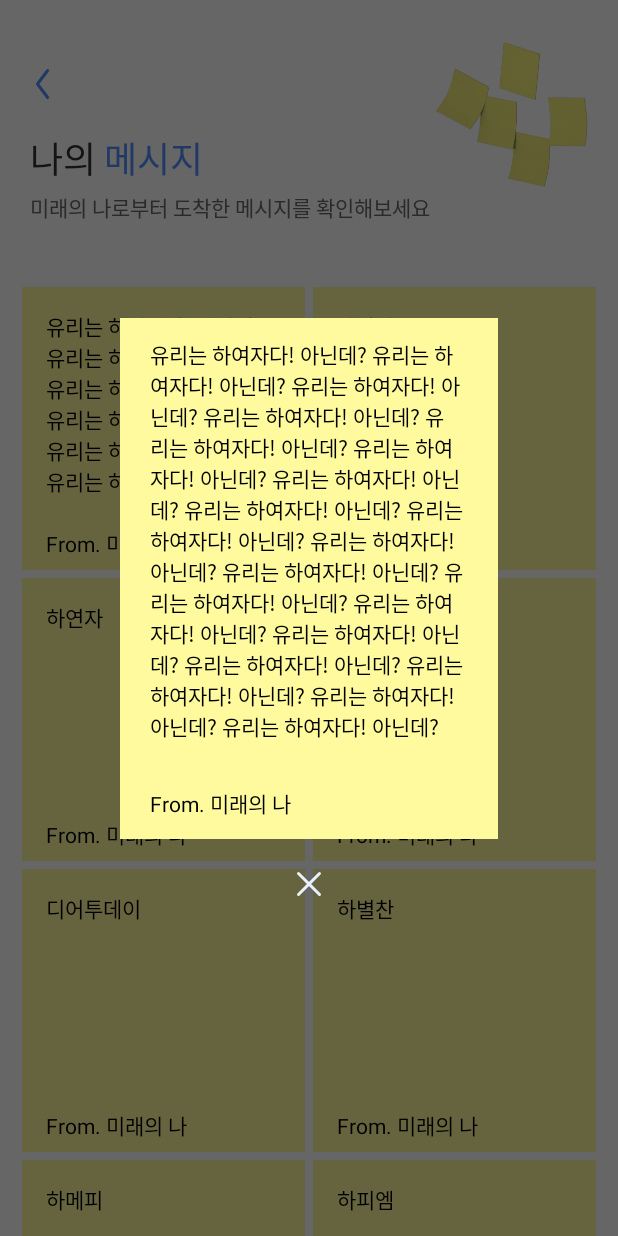
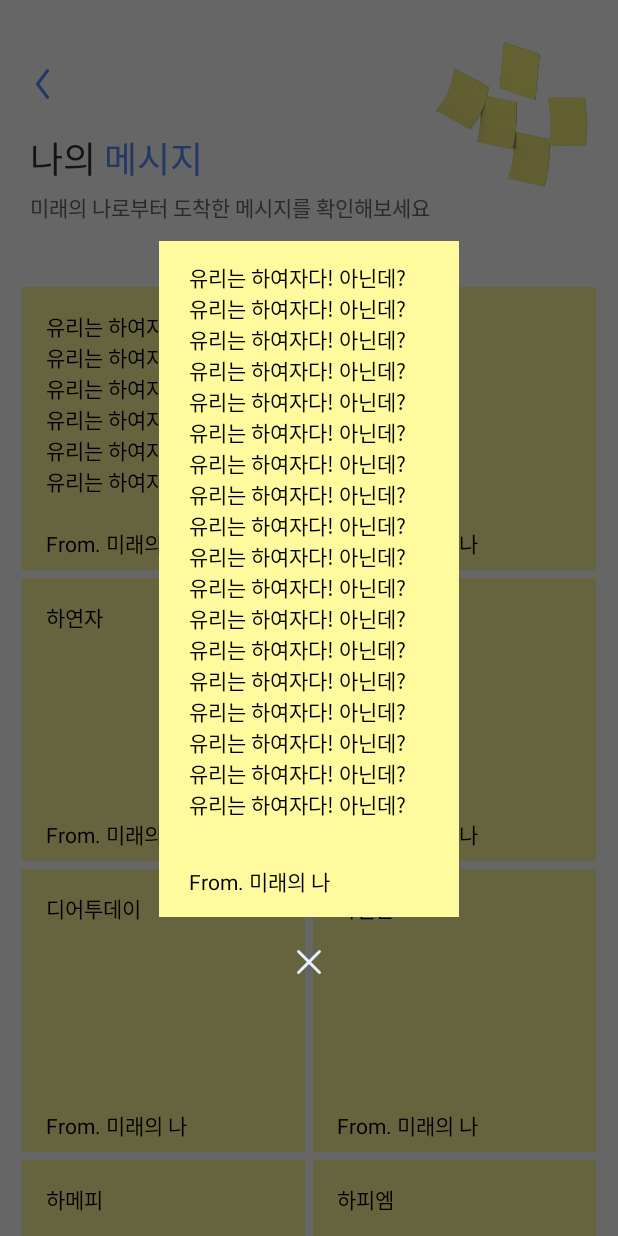
Before and after one commit to TeamDearToday/Deartoday-Android, an Android app: the MessageBoxActivity screen opened directly, with no data from a screen before it, after a tap on an icon or button, on a phone screen of 412 x 824 dp. Run offline under Robolectric (Android 15) with nearby library versions, the phone set to English and light mode, and no system bars; our stand-ins replace Timber, data binding.

Commit message:
[FEATURE] Set minHeight

```diff
--- a/app/src/main/res/layout/dialog_message_box.xml
+++ b/app/src/main/res/layout/dialog_message_box.xml
@@ -8,9 +8,10 @@
 
     <androidx.constraintlayout.widget.ConstraintLayout
         android:id="@+id/layout_message_box_list"
-        android:layout_width="match_parent"
+        android:layout_width="200dp"
         android:layout_height="wrap_content"
         android:background="@drawable/rectangle_yellow"
+        android:minHeight="200dp"
         app:layout_constraintEnd_toEndOf="parent"
         app:layout_constraintStart_toStartOf="parent"
         app:layout_constraintTop_toTopOf="parent">
@@ -25,8 +26,10 @@
             android:layout_marginBottom="30dp"
             android:textColor="@color/black_000000"
             app:layout_constraintBottom_toTopOf="@id/tv_dialog_from_me"
+            app:layout_constraintVertical_chainStyle="packed"
             app:layout_constraintEnd_toEndOf="parent"
             app:layout_constraintStart_toStartOf="parent"
+            app:layout_constraintVertical_bias="0"
             app:layout_constraintTop_toTopOf="parent"
             tools:text="지금을 살자!" />
 
@@ -50,10 +53,10 @@
         android:layout_height="wrap_content"
         android:layout_marginTop="8dp"
         android:src="@drawable/ic_close"
+        app:layout_constraintBottom_toBottomOf="parent"
         app:layout_constraintEnd_toEndOf="parent"
         app:layout_constraintStart_toStartOf="parent"
-        app:layout_constraintTop_toBottomOf="@+id/layout_message_box_list"
-        app:layout_constraintBottom_toBottomOf="parent"/>
+        app:layout_constraintTop_toBottomOf="@+id/layout_message_box_list" />
 
 
 </androidx.constraintlayout.widget.ConstraintLayout>
```
